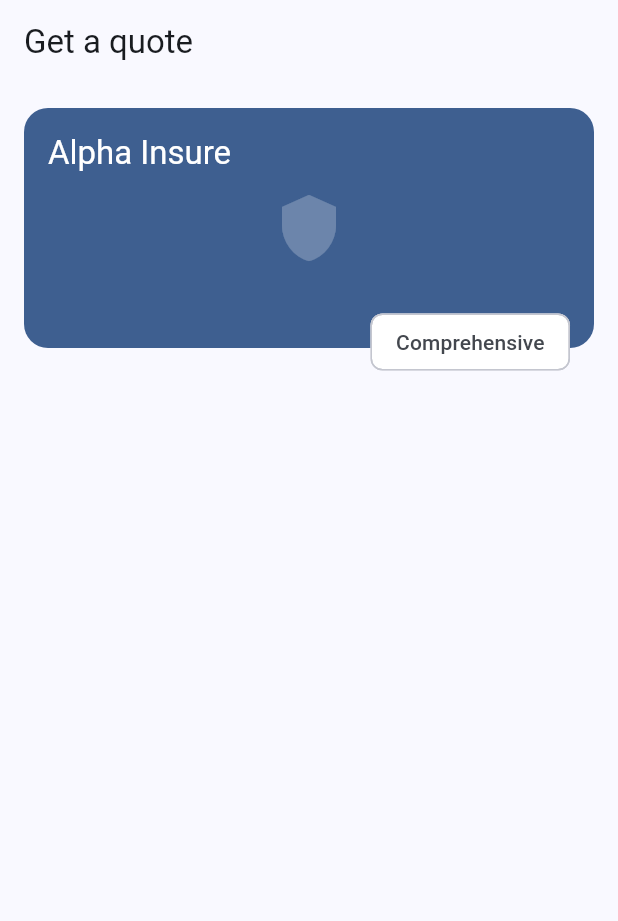
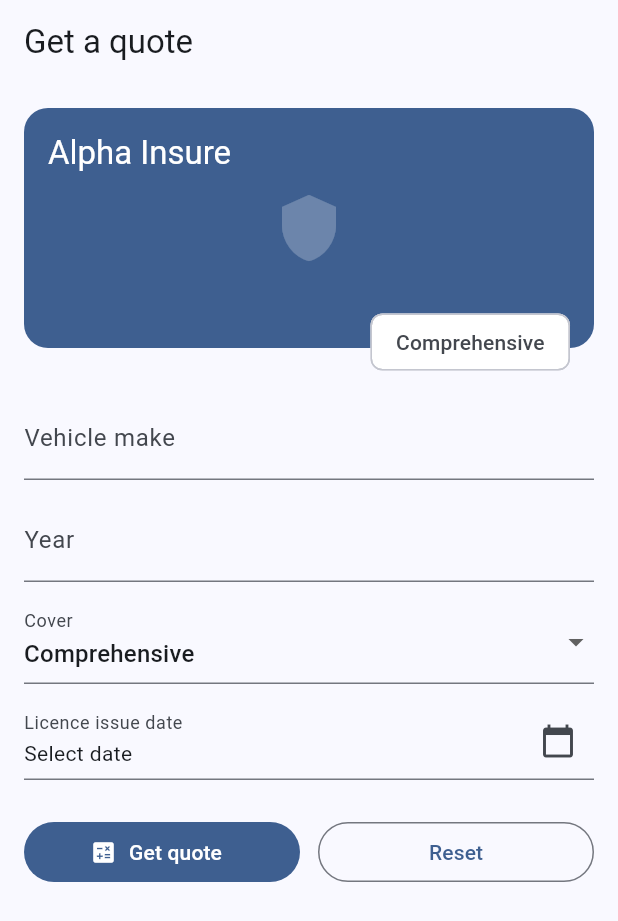
Before and after one commit to Clynton19860/flutter, a Flutter app: the screen it shows after launch, on a phone screen of 412 x 824 dp. Shown: the top 921 px of the screen. Run offline on Flutter 3.47's test engine with Material 3 defaults, Android fonts, the phone set to English and light mode, and no system bars.

Commit message:
Day 2: responsive form

```diff
--- /dev/null
+++ b/quote_app/lib/features/quote/presentation/capture_form.dart
@@ -0,0 +1,189 @@
+import 'package:flutter/material.dart';
+import 'package:flutter/services.dart';
+import 'package:quote_app/features/quote/domain/quote_model.dart';
+
+class CaptureForm extends StatefulWidget {
+  const CaptureForm({super.key, required this.onSubmit});
+  final void Function(QuoteRequest) onSubmit;
+
+  @override
+  State<CaptureForm> createState() => _CaptureFormState();
+}
+
+class _CaptureFormState extends State<CaptureForm> {
+  final _formKey = GlobalKey<FormState>();
+  final _makeCtrl = TextEditingController();
+  final _yearCtrl = TextEditingController();
+  Cover _cover = Cover.comprehensive;
+  DateTime? _licenceDate;
+
+  @override
+  void dispose() {
+    _makeCtrl.dispose();
+    _yearCtrl.dispose();
+    super.dispose();
+  }
+
+  void _submit() {
+    if (!_formKey.currentState!.validate()) return;
+    final year = int.parse(_yearCtrl.text);
+    final licenceYear = _licenceDate?.year ?? DateTime.now().year;
+    final age = DateTime.now().year - licenceYear + 18;
+    widget.onSubmit(QuoteRequest(
+      make: _makeCtrl.text.trim(),
+      year: year,
+      driverAge: age,
+      cover: _cover,
+    ));
+  }
+
+  Future<void> _reset() async {
+    final hasData =
+        _makeCtrl.text.isNotEmpty ||
+            _yearCtrl.text.isNotEmpty ||
+            _licenceDate != null;
+
+    if (hasData) {
+      final confirmed = await showDialog<bool>(
+        context: context,
+        builder: (context) => AlertDialog(
+          title: const Text('Reset form?'),
+          content: const Text(
+            'All entered information will be lost.',
+          ),
+          actions: [
+            TextButton(
+              onPressed: () => Navigator.pop(context, false),
+              child: const Text('Cancel'),
+            ),
+            TextButton(
+              onPressed: () => Navigator.pop(context, true),
+              child: const Text('Reset'),
+            ),
+          ],
+        ),
+      );
+
+      if (!context.mounted) return;
+
+      if (confirmed != true) return;
+    }
+
+    _formKey.currentState!.reset();
+
+    _makeCtrl.clear();
+    _yearCtrl.clear();
+
+    setState(() {
+      _cover = Cover.comprehensive;
+      _licenceDate = null;
+    });
+  }
+
+  @override
+  Widget build(BuildContext context) => Form(key: _formKey, child: _fields(context));
+
+  Widget _fields(BuildContext context) => Column(
+    crossAxisAlignment: CrossAxisAlignment.stretch,
+    children: [
+      TextFormField(
+        controller: _makeCtrl,
+        decoration: const InputDecoration(labelText: 'Vehicle make', hintText: 'e.g. VW'),
+        textInputAction: TextInputAction.next,
+        textCapitalization: TextCapitalization.words,
+        validator: (v) => (v == null || v.trim().isEmpty) ? 'Make is required' : null,
+      ),
+      const SizedBox(height: 12),
+      TextFormField(
+        controller: _yearCtrl,
+        decoration: const InputDecoration(labelText: 'Year'),
+        keyboardType: TextInputType.number,
+        inputFormatters: [
+          FilteringTextInputFormatter.digitsOnly,
+          LengthLimitingTextInputFormatter(4),
+        ],
+        validator: (v) {
+          final y = int.tryParse(v ?? '');
+          if (y == null) return 'Enter a 4-digit year';
+          if (y < 1990 || y > DateTime.now().year) {
+            return 'Year must be 1990-${DateTime.now().year}';
+          }
+          return null;
+        },
+      ),
+      const SizedBox(height: 12),
+      DropdownButtonFormField<Cover>(
+        initialValue: _cover,
+        decoration: const InputDecoration(labelText: 'Cover'),
+        items: [
+          for (final c in Cover.values) DropdownMenuItem(value: c, child: Text(c.label)),
+        ],
+        onChanged: (c) => setState(() => _cover = c ?? _cover),
+      ),
+      const SizedBox(height: 12),
+      _LicenceDateField(
+        value: _licenceDate,
+        onChanged: (d) => setState(() => _licenceDate = d),
+      ),
+      const SizedBox(height: 24),
+      Row(
+        children: [
+          Expanded(
+            child: FilledButton.icon(
+              onPressed: _submit,
+              icon: const Icon(Icons.calculate),
+              label: const Text('Get quote'),
+            ),
+          ),
+          const SizedBox(width: 12),
+          Expanded(
+            child: OutlinedButton(
+              onPressed: _reset,
+              child: const Text('Reset'),
+            ),
+          ),
+        ],
+      ),
+    ],
+  );
+}
+
+class _LicenceDateField extends StatelessWidget {
+  const _LicenceDateField({required this.value, required this.onChanged});
+  final DateTime? value;
+  final ValueChanged<DateTime?> onChanged;
+
+  @override
+  Widget build(BuildContext context) {
+    final text = value == null
+        ? 'Select date'
+        : MaterialLocalizations.of(context).formatMediumDate(value!);
+    return FormField<DateTime>(
+      initialValue: value,
+      validator: (d) => d == null ? 'Licence date is required' : null,
+      builder: (state) => InputDecorator(
+        decoration: InputDecoration(
+          labelText: 'Licence issue date',
+          errorText: state.errorText,
+          suffixIcon: const Icon(Icons.calendar_today),
+        ),
+        child: InkWell(
+          onTap: () async {
+            final now = DateTime.now();
+            final picked = await showDatePicker(
+              context: context,
+              initialDate: value ?? DateTime(now.year - 5),
+              firstDate: DateTime(1950),
+              lastDate: now,
+            );
+            if (picked != null) {
+              state.didChange(picked);
+              onChanged(picked);
+            }
+          },
+          child: Text(text),
+        ),
+      ),
+    );
+  }
+}
--- a/quote_app/lib/features/quote/presentation/capture_screen.dart
+++ b/quote_app/lib/features/quote/presentation/capture_screen.dart
@@ -1,8 +1,12 @@
 import 'package:flutter/material.dart';
 import 'package:quote_app/core/extensions/money_extension.dart';
+import 'capture_form.dart';
+import 'package:quote_app/features/quote/domain/quote_model.dart';
+
 
 class CaptureScreen extends StatelessWidget {
   const CaptureScreen({super.key,});
+
 
   @override
   Widget build(BuildContext context) =>
@@ -20,18 +24,41 @@
                       crossAxisAlignment: CrossAxisAlignment.stretch,
                       children: [
                         _BrandHeader(),
+                        const SizedBox(height: 32),
+
+                    CaptureForm(
+                      onSubmit: (request) {
+                        final premium = calculatePremium(request);
+
+                        ScaffoldMessenger.of(context).showSnackBar(
+                          SnackBar(
+                            content: Text(
+                              'Premium: R${premium.toStringAsFixed(2)}',
+                            ),
+                          ),
+                        );
+                      },
+                    ),
                       ],
                     ),
                   );
                 }
 
                 return Row(
-                    children: const [
-                      SizedBox(
-                        width: 320,
-                        child: _BrandHeader(),
+                  children: [
+                    const SizedBox(
+                      width: 320,
+                      child: _BrandHeader(),
+                    ),
+                    Expanded(
+                      child: SingleChildScrollView(
+                        padding: const EdgeInsets.all(16),
+                        child: CaptureForm(
+                          onSubmit: (_) {},
+                        ),
                       ),
-                    ]
+                    ),
+                  ],
                 );
               },
               )
```
